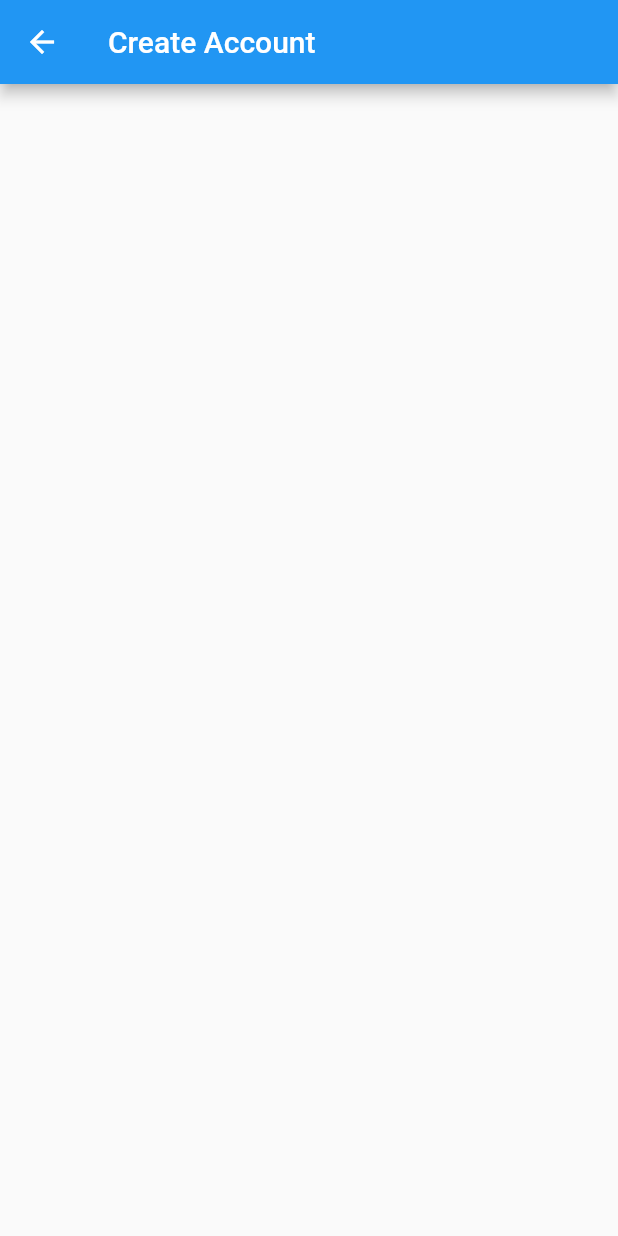
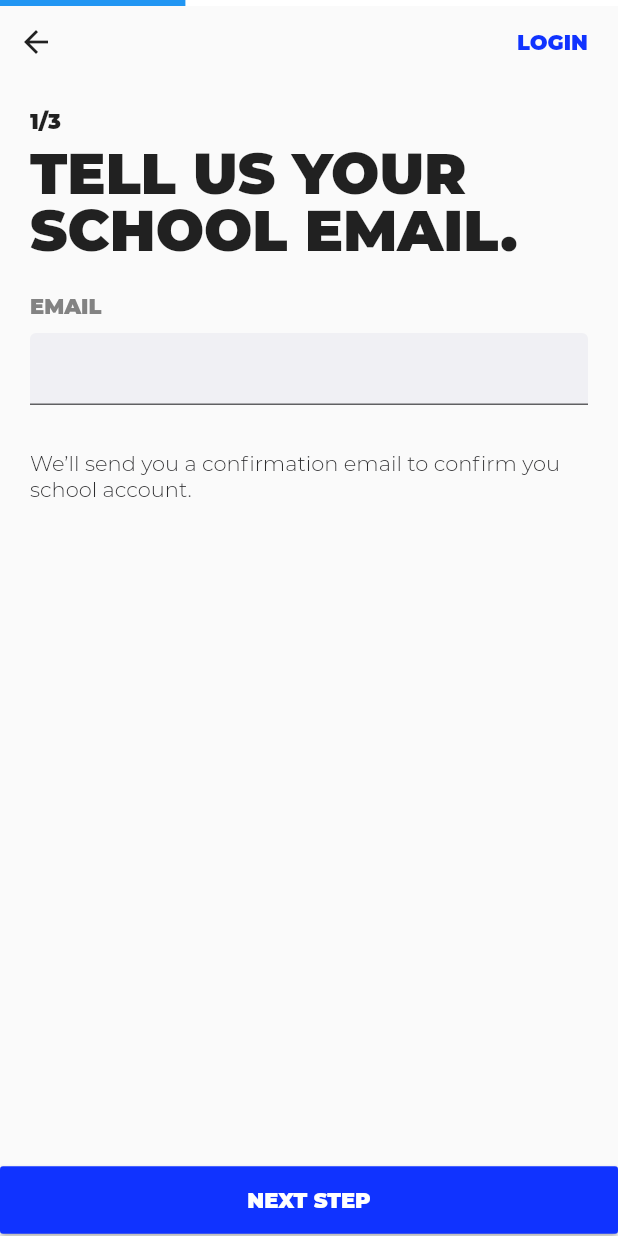
Before and after one commit to datawaslost/newto_flutter, a Flutter app: the screen it shows after launch, after a tap on "CREATE ACCOUNT", on a phone screen of 412 x 824 dp. Run offline on Flutter 3.47's test engine with Material 2 defaults, Android fonts, the phone set to English and light mode, and no system bars; project files that could hold a hidden picture were left out.

Commit message:
Create Account Screen Styling

```diff
--- a/lib/main.dart
+++ b/lib/main.dart
@@ -1,4 +1,5 @@
 import 'package:flutter/material.dart';
+import 'package:flutter/services.dart';
 
 void main() => runApp(new MyApp());
 
@@ -46,20 +47,42 @@ class _MyHomePageState extends State<MyHomePage> {
 
 	final TextEditingController _controller = new TextEditingController();
 
-  void _login() {
+	void _createAccount() {
 		Navigator.of(context).push(
 			new MaterialPageRoute(
 				builder: (context) {
 					return new Scaffold(
-		      appBar: new AppBar(
-		        title: new Text('Login'),
-		      ),
-		      body: new Container(
-			    padding: new EdgeInsets.all(20.0),
-			    child: new Column(
+						body: new Column(
 							mainAxisSize: MainAxisSize.min,
 							children: <Widget>[
-						new Text(
+								new LinearProgressIndicator(
+									value: 0.3,
+									backgroundColor: const Color(0xFFFFFFFF),
+								),
+								new Row (
+									children: <Widget>[
+										new BackButton(),
+										new Expanded(
+											child: new Container(
+												padding: new EdgeInsets.fromLTRB(0.0, 0.0, 20.0, 0.0),
+												alignment: Alignment.topRight,
+												child: new Text(
+													'Login'.toUpperCase(),
+													style: new TextStyle(
+														color: const Color(0xFF1033FF),
+														fontFamily: 'Montserrat',
+														fontWeight: FontWeight.w800,
+														fontSize: 14.0,
+													),
+												),
+											),
+										),
+									]
+								),
+								new Container(
+									padding: new EdgeInsets.fromLTRB(20.0, 20.0, 0.0, 0.0),
+									alignment: Alignment.topLeft,
+									child: new Text(
 										'1/3',
 										style: new TextStyle(
 											fontFamily: 'Montserrat',
@@ -67,7 +90,10 @@ class _MyHomePageState extends State<MyHomePage> {
 											fontSize: 14.0,
 										),
 									),
-						new Text(
+								),
+								new Container(
+									padding: new EdgeInsets.fromLTRB(20.0, 10.0, 20.0, 20.0),
+									child: new Text(
 										'Tell us your school email.'.toUpperCase(),
 										style: new TextStyle(
 											fontFamily: 'Montserrat',
@@ -76,22 +102,40 @@ class _MyHomePageState extends State<MyHomePage> {
 											height: 1.0,
 										),
 									),
-						new Text(
+								),
+								new Container(
+									padding: new EdgeInsets.fromLTRB(20.0, 0.0, 0.0, 0.0),
+									alignment: Alignment.topLeft,
+									child: new Text(
 										'Email'.toUpperCase(),
 										style: new TextStyle(
+											color: const Color(0xFF838383),
 											fontFamily: 'Montserrat',
 											fontWeight: FontWeight.w800,
 											fontSize: 14.0,
 										),
 									),
-				        new TextField(
+								),
+								new Container(
+									padding: new EdgeInsets.fromLTRB(20.0, 10.0, 20.0, 10.0),
+							        child: new TextField(
 							        	controller: _controller,
+										style: new TextStyle(
+											color: const Color(0xFF000000),
+											fontFamily: 'Montserrat',
+											fontWeight: FontWeight.w800,
+											fontSize: 18.0,
+										),
 										decoration: new InputDecoration(
 							            	fillColor: const Color(0x66E0E1EA),
 											filled: true,
 										),
+										keyboardType: TextInputType.emailAddress,
 							        ),
-						new Text(
+								),
+								new Container(
+									padding: new EdgeInsets.all(20.0),
+									child: new Text(
 										'We’ll send you a confirmation email to confirm you school account.',
 										style: new TextStyle(
 											color: const Color(0xFF2D2D2F),
@@ -100,7 +144,13 @@ class _MyHomePageState extends State<MyHomePage> {
 											fontSize: 14.0,
 										),
 									),
-				        new RaisedButton(
+								),
+								new Expanded(
+									child: new Align(
+										alignment: Alignment.bottomCenter,
+										child: new Row(children: <Widget>[
+											new Expanded(
+												child: new RaisedButton(
 														onPressed: () {
 															showDialog(
 																context: context,
@@ -110,24 +160,37 @@ class _MyHomePageState extends State<MyHomePage> {
 																),
 															);
 														},
-				          child: new Text('DONE'),
+														padding: new EdgeInsets.all(14.0),
+														color: const Color(0xFF1033FF),
+														textColor: const Color(0xFFFFFFFF),
+														child: new Text(
+															'Next Step'.toUpperCase(),
+															style: new TextStyle(
+																fontFamily: 'Montserrat',
+																fontWeight: FontWeight.w800,
+															),
+														),
+													),
+												)
+											]
+										),
+									),
 								),
 						    ],
-				)
-			  )
+						),
 				    );
 				},
 			),
 		);
 	}
 
-  void _createAccount() {
+  void _login() {
 	Navigator.of(context).push(
 		new MaterialPageRoute(
 		  builder: (context) {
 		    return new Scaffold(
 		      appBar: new AppBar(
-		        title: new Text('Create Account'),
+		        title: new Text('Login'),
 		      ),
 		      // body:
 		    );
@@ -138,6 +201,9 @@ class _MyHomePageState extends State<MyHomePage> {
 
   @override
   Widget build(BuildContext context) {
+
+	  SystemChrome.setEnabledSystemUIOverlays([]);
+
     // This method is rerun every time setState is called
     //
     // The Flutter framework has been optimized to make rerunning build methods
```
Lines whose indentation alone changed are shown as unchanged.
